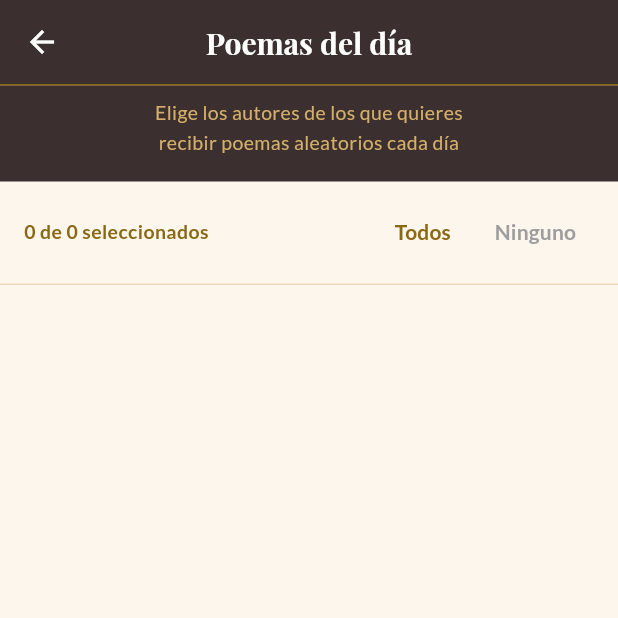
After one commit to mastercobos/PoemasSiglodeOro, a Flutter app: the AjustesInicioScreen screen opened directly, after a tap on "Todos", on a phone screen of 412 x 824 dp, the top half of it. The commit adds this screen. Run offline on Flutter 3.47's test engine with Material 3 defaults, Android fonts, the phone set to English and light mode, and no system bars; our stand-ins replace google_fonts, shared_preferences; accounts and stored records are empty.

Commit message:
Seleccionar 0 autores en ejustes de inicio

```diff
--- /dev/null
+++ b/lib/providers/ajustes_provider.dart
@@ -0,0 +1,65 @@
+import 'package:flutter/foundation.dart';
+import 'package:shared_preferences/shared_preferences.dart';
+
+class AjustesProvider extends ChangeNotifier {
+  static const _key = 'autores_seleccionados';
+
+  Set<String>? _autoresSeleccionados; // null = todos activos
+  final List<String> todosLosAutores;
+
+  AjustesProvider(this.todosLosAutores) {
+    _cargar();
+  }
+
+  List<String> get autoresActivos {
+    if (_autoresSeleccionados == null || _autoresSeleccionados!.isEmpty) {
+      return [];
+    }
+    return todosLosAutores
+        .where((a) => _autoresSeleccionados!.contains(a))
+        .toList();
+  }
+
+  bool estaActivo(String autor) {
+    if (_autoresSeleccionados == null) return true;
+    return _autoresSeleccionados!.contains(autor);
+  }
+
+  Future<void> toggleAutor(String autor) async {
+    _autoresSeleccionados ??= Set.from(todosLosAutores);
+    if (_autoresSeleccionados!.contains(autor)) {
+      _autoresSeleccionados!.remove(autor);
+    } else {
+      _autoresSeleccionados!.add(autor);
+    }
+    notifyListeners();
+    await _guardar();
+  }
+
+  Future<void> seleccionarTodos() async {
+    _autoresSeleccionados = Set.from(todosLosAutores);
+    notifyListeners();
+    await _guardar();
+  }
+
+  Future<void> deseleccionarTodos() async {
+    _autoresSeleccionados = {};
+    notifyListeners();
+    await _guardar();
+  }
+
+  Future<void> _cargar() async {
+    final prefs = await SharedPreferences.getInstance();
+    final guardados = prefs.getStringList(_key);
+    if (guardados != null) {
+      _autoresSeleccionados = Set.from(guardados);
+    }
+    notifyListeners();
+  }
+
+  Future<void> _guardar() async {
+    final prefs = await SharedPreferences.getInstance();
+    await prefs.setStringList(
+        _key, (_autoresSeleccionados ?? <String>{}).toList());
+  }
+}
--- /dev/null
+++ b/lib/screens/ajustes_inicio_screen.dart
@@ -0,0 +1,154 @@
+import 'package:flutter/material.dart';
+import 'package:google_fonts/google_fonts.dart';
+import 'package:provider/provider.dart';
+import '../providers/ajustes_provider.dart';
+
+class AjustesInicioScreen extends StatelessWidget {
+  const AjustesInicioScreen({super.key});
+
+  @override
+  Widget build(BuildContext context) {
+    return Scaffold(
+      backgroundColor: const Color(0xFFFDF6EC),
+      appBar: AppBar(
+        backgroundColor: const Color(0xFF3B2F2F),
+        foregroundColor: Colors.white,
+        title: Text(
+          'Poemas del día',
+          style: GoogleFonts.playfairDisplay(
+              fontSize: 20, fontWeight: FontWeight.bold),
+        ),
+        centerTitle: true,
+        elevation: 0,
+        bottom: PreferredSize(
+          preferredSize: const Size.fromHeight(1),
+          child: Container(color: const Color(0xFF8B6914), height: 1),
+        ),
+      ),
+      body: Consumer<AjustesProvider>(
+        builder: (context, ajustes, _) {
+          final autores = ajustes.todosLosAutores;
+          final activosCount = ajustes.autoresActivos.length;
+
+          return Column(
+            children: [
+              // Cabecera informativa
+              Container(
+                width: double.infinity,
+                color: const Color(0xFF3B2F2F),
+                padding: const EdgeInsets.fromLTRB(20, 8, 20, 16),
+                child: Text(
+                  'Elige los autores de los que quieres\nrecibir poemas aleatorios cada día',
+                  textAlign: TextAlign.center,
+                  style: GoogleFonts.lato(
+                    color: const Color(0xFFD4AF6A),
+                    fontSize: 13,
+                    height: 1.5,
+                  ),
+                ),
+              ),
+
+              // Barra de acciones rápidas
+              Padding(
+                padding: const EdgeInsets.symmetric(
+                    horizontal: 16, vertical: 10),
+                child: Row(
+                  children: [
+                    Text(
+                      '$activosCount de ${autores.length} seleccionados',
+                      style: GoogleFonts.lato(
+                        fontSize: 13,
+                        color: const Color(0xFF8B6914),
+                        fontWeight: FontWeight.w600,
+                      ),
+                    ),
+                    const Spacer(),
+                    TextButton(
+                      onPressed: () => ajustes.seleccionarTodos(),
+                      child: Text('Todos',
+                          style: GoogleFonts.lato(
+                              color: const Color(0xFF8B6914),
+                              fontWeight: FontWeight.w600)),
+                    ),
+                    const SizedBox(width: 4),
+                    TextButton(
+                      onPressed: activosCount > 0
+                          ? () => ajustes.deseleccionarTodos()
+                          : null,
+                      child: Text('Ninguno',
+                          style: GoogleFonts.lato(
+                              color: activosCount > 0
+                                  ? const Color(0xFF8B6914)
+                                  : Colors.grey,
+                              fontWeight: FontWeight.w600)),
+                    ),
+                  ],
+                ),
+              ),
+
+              Divider(height: 1, color: const Color(0xFFD4AF6A).withValues(alpha: 0.4)),
+
+              // Lista de autores
+              Expanded(
+                child: ListView.separated(
+                  padding: const EdgeInsets.symmetric(vertical: 8),
+                  itemCount: autores.length,
+                  separatorBuilder: (_, __) => Divider(
+                    height: 1,
+                    indent: 72,
+                    color: const Color(0xFFD4AF6A).withValues(alpha: 0.3),
+                  ),
+                  itemBuilder: (context, i) {
+                    final autor = autores[i];
+                    final activo = ajustes.estaActivo(autor);
+                    return ListTile(
+                      leading: Container(
+                        width: 40, height: 40,
+                        decoration: BoxDecoration(
+                          shape: BoxShape.circle,
+                          color: activo
+                              ? const Color(0xFF3B2F2F)
+                              : Colors.grey[300],
+                        ),
+                        child: Center(
+                          child: Text(
+                            autor.isNotEmpty
+                                ? autor[0].toUpperCase()
+                                : '?',
+                            style: GoogleFonts.playfairDisplay(
+                              color: activo ? Colors.white : Colors.grey,
+                              fontSize: 17,
+                              fontWeight: FontWeight.bold,
+                            ),
+                          ),
+                        ),
+                      ),
+                      title: Text(
+                        autor,
+                        style: GoogleFonts.playfairDisplay(
+                          fontSize: 15,
+                          fontWeight: FontWeight.w600,
+                          color: activo
+                              ? const Color(0xFF3B2F2F)
+                              : Colors.grey,
+                        ),
+                      ),
+                      trailing: Switch(
+                        value: activo,
+                        onChanged: (_) => ajustes.toggleAutor(autor),
+                        activeColor: const Color(0xFF8B6914),
+                        activeTrackColor:
+                            const Color(0xFFD4AF6A).withValues(alpha: 0.4),
+                      ),
+                      onTap: () => ajustes.toggleAutor(autor),
+                    );
+                  },
+                ),
+              ),
+            ],
+          );
+        },
+      ),
+    );
+  }
+}
--- a/lib/screens/inicio_screen.dart
+++ b/lib/screens/inicio_screen.dart
@@ -12,10 +12,7 @@ class InicioScreen extends StatelessWidget {
   const InicioScreen({super.key, required this.poemas});
 
   List<Poema> _poemasDelDia(List<String> autoresActivos) {
-    // Filtrar solo poemas de autores activos
-    final pool = autoresActivos.isEmpty
-        ? poemas
-        : poemas.where((p) => autoresActivos.contains(p.autor)).toList();
+    final pool = poemas.where((p) => autoresActivos.contains(p.autor)).toList();
 
     if (pool.isEmpty) return [];
 
```
